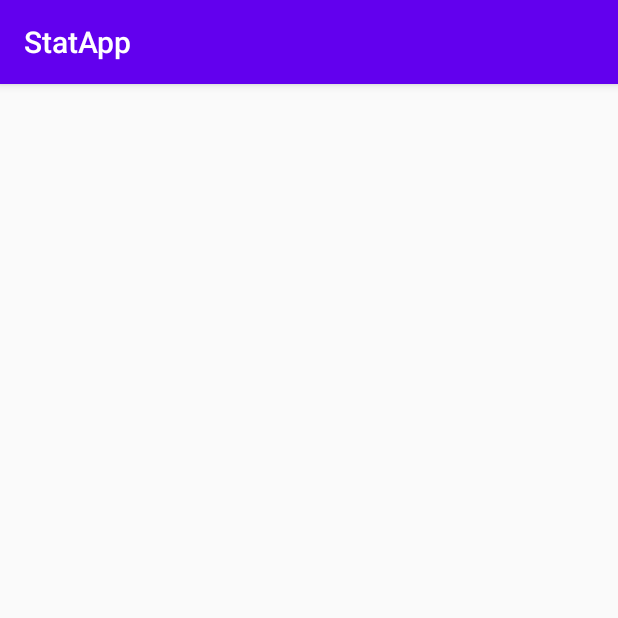
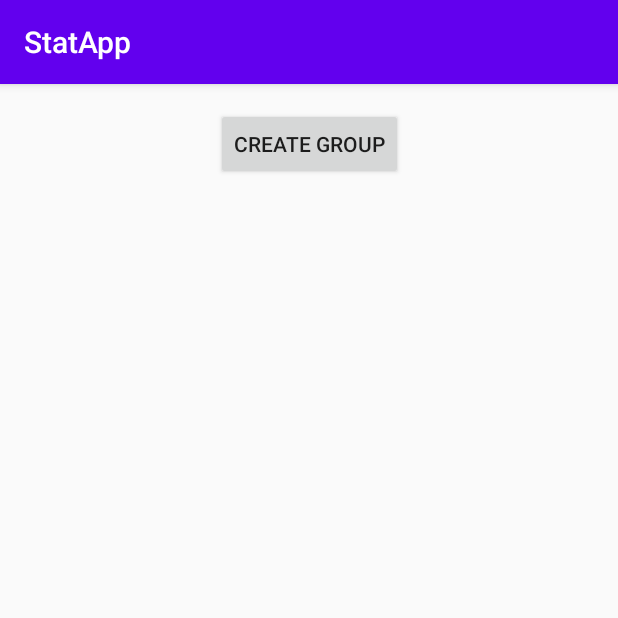
Before and after one commit to Aroize/StatApp, an Android app: the MainActivity screen opened directly, with no data from a screen before it, after a tap on "CREATE GROUP", on a phone screen of 412 x 824 dp, the top half of it. Run offline under Robolectric (Android 15) with nearby library versions, the phone set to English and light mode, and no system bars.

Commit message:
implemented simple view for creating group

```diff
--- a/app/build.gradle
+++ b/app/build.gradle
@@ -53,4 +53,5 @@ dependencies {
     androidTestImplementation 'androidx.test.ext:junit:1.1.1'
     androidTestImplementation 'androidx.test.espresso:espresso-core:3.2.0'
     implementation 'androidx.constraintlayout:constraintlayout:1.1.3'
+    implementation 'androidx.recyclerview:recyclerview:1.1.0'
 }
--- a/app/src/main/java/ru/ifmo/statapp/presentation/activity/MainActivity.kt
+++ b/app/src/main/java/ru/ifmo/statapp/presentation/activity/MainActivity.kt
@@ -32,4 +32,14 @@ class MainActivity : AppCompatActivity(), MainStateAcceptor {
             .replace(R.id.fragment_container, fragment)
             .commitNow()
     }
+
+    override fun onBackPressed() {
+        val currentFragment = supportFragmentManager.findFragmentById(R.id.fragment_container)
+        if (currentFragment !is PickerFragment)
+            supportFragmentManager.beginTransaction()
+                .replace(R.id.fragment_container, PickerFragment())
+                .commitNow()
+        else
+            super.onBackPressed()
+    }
 }
--- a/app/src/main/java/ru/ifmo/statapp/presentation/fragment/GroupCreatorFragment.kt
+++ b/app/src/main/java/ru/ifmo/statapp/presentation/fragment/GroupCreatorFragment.kt
@@ -4,15 +4,31 @@ import android.os.Bundle
 import android.view.LayoutInflater
 import android.view.View
 import android.view.ViewGroup
+import android.widget.Button
 import androidx.fragment.app.Fragment
+import androidx.recyclerview.widget.RecyclerView
+import ru.ifmo.statapp.R
 
 class GroupCreatorFragment : Fragment() {
+
+    private lateinit var createGroupBtn: Button
+    private lateinit var groupList: RecyclerView
+
+    private lateinit var mainView: View
+
     override fun onCreateView(
         inflater: LayoutInflater,
         container: ViewGroup?,
         savedInstanceState: Bundle?
     ): View? {
+        mainView = inflater.inflate(R.layout.fragment_group_creator, container, false)
+        initViews()
+        return mainView
+    }
 
-        return super.onCreateView(inflater, container, savedInstanceState)
+    private fun initViews() {
+        createGroupBtn = mainView.findViewById(R.id.create_group_btn)
+        groupList = mainView.findViewById(R.id.group_recycler)
+        //TODO(Inflate with correct views)
     }
 }
--- /dev/null
+++ b/app/src/main/res/layout/fragment_group_creator.xml
@@ -0,0 +1,28 @@
+<?xml version="1.0" encoding="utf-8"?>
+<androidx.constraintlayout.widget.ConstraintLayout
+    xmlns:android="http://schemas.android.com/apk/res/android"
+    xmlns:app="http://schemas.android.com/apk/res-auto"
+    xmlns:tools="http://schemas.android.com/tools"
+    android:layout_width="match_parent"
+    android:layout_height="match_parent">
+
+    <Button
+        android:id="@+id/create_group_btn"
+        android:layout_width="wrap_content"
+        android:layout_height="wrap_content"
+        android:layout_marginTop="16dp"
+        android:text="@string/create_group_label"
+        app:layout_constraintEnd_toEndOf="parent"
+        app:layout_constraintStart_toStartOf="parent"
+        app:layout_constraintTop_toTopOf="parent" />
+
+    <androidx.recyclerview.widget.RecyclerView
+        android:id="@+id/group_recycler"
+        android:layout_width="0dp"
+        android:layout_height="0dp"
+        android:layout_marginTop="16dp"
+        app:layout_constraintBottom_toBottomOf="parent"
+        app:layout_constraintEnd_toEndOf="parent"
+        app:layout_constraintStart_toStartOf="parent"
+        app:layout_constraintTop_toBottomOf="@+id/create_group_btn" />
+</androidx.constraintlayout.widget.ConstraintLayout>
```
